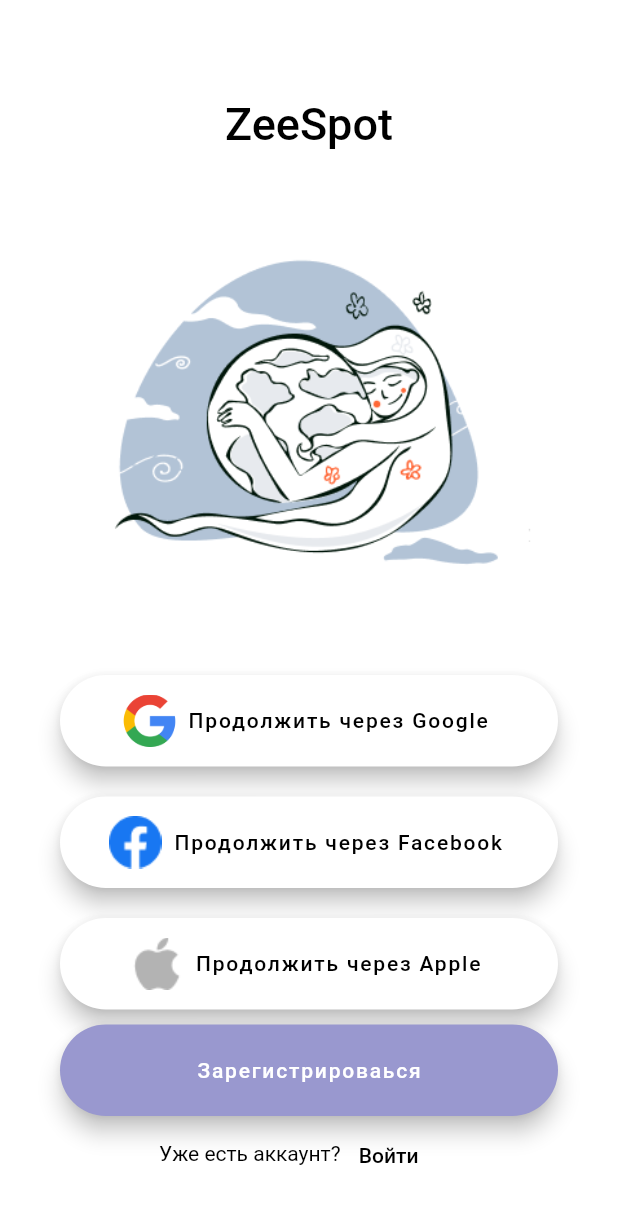
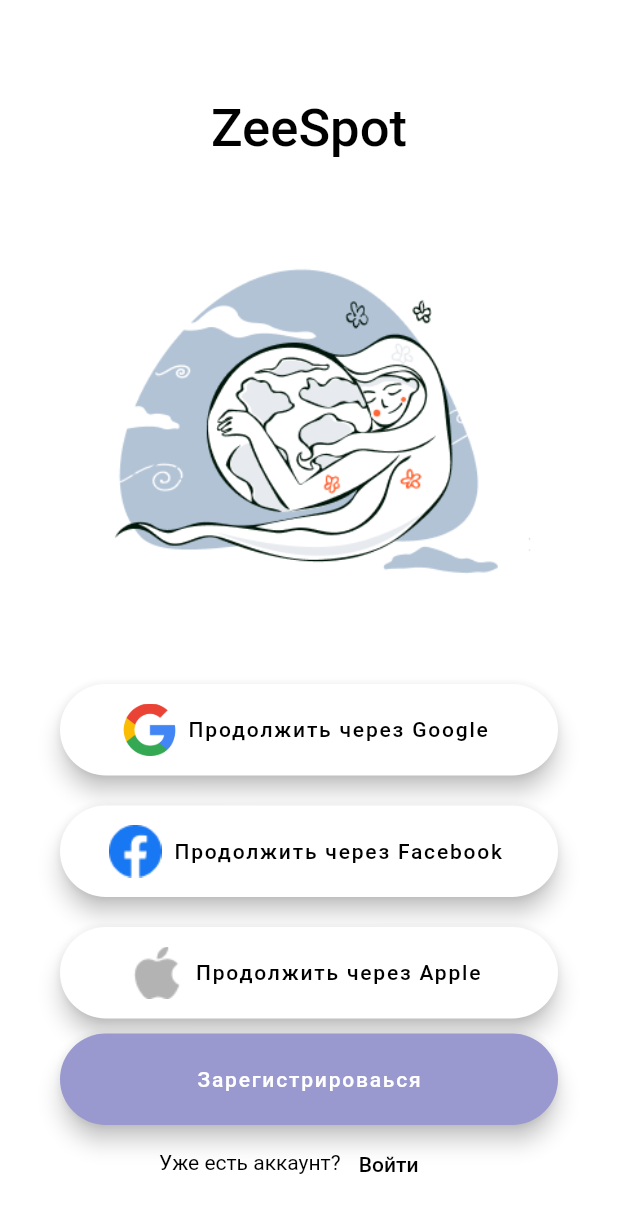
Before and after one commit to Nikita-Viktorovich/ZeeSpotFlutter, a Flutter app: the screen it shows after launch, on a phone screen of 412 x 824 dp. Shown: the top 1213 px of the screen. Run offline on Flutter 3.47's test engine with Material 2 defaults, Android fonts, the phone set to English and light mode, and no system bars; our stand-ins replace adaptive_theme.

Commit message:
добавлены пакеты, изменены размеры шрифтов

```diff
--- a/lib/main.dart
+++ b/lib/main.dart
@@ -1,5 +1,6 @@
-import 'package:ZeeSpot/theme.dart';
+import 'package:ZeeSpot/utils/theme.dart';
 import 'package:adaptive_theme/adaptive_theme.dart';
+import 'package:flutter/cupertino.dart';
 import 'package:flutter/material.dart';
 
 void main() {
@@ -75,7 +76,7 @@ class _LoginGoogleState extends State<LoginGoogleWidget> {
         backgroundColor: Colors.white,
         foregroundColor: Colors.black,
         icon: Image.asset(
-          'assets/images/Google.png',
+          'assets/icons/Google.png',
           width: 35,
           height: 35,
         ),
@@ -102,7 +103,7 @@ class _LoginFacebookState extends State<LoginFacebookWidget> {
         backgroundColor: Colors.white,
         foregroundColor: Colors.black,
         icon: Image.asset(
-          'assets/images/Facebook.png',
+          'assets/icons/Facebook.png',
           height: 35,
           width: 35,
         ),
@@ -129,7 +130,7 @@ class _LoginAppleState extends State<LoginAppleWidget> {
         backgroundColor: Colors.white,
         foregroundColor: Colors.black,
         icon: Image.asset(
-          'assets/images/Apple.png',
+          'assets/icons/Apple.png',
           height: 35,
           width: 35,
         ),
@@ -169,6 +170,7 @@ class _LoginWidgetState extends State<LoginWidget> {
   @override
   Widget build(BuildContext context) {
     return Container(
+      alignment: AlignmentDirectional.center,
       width: 200,
       height: 30,
       margin: EdgeInsets.fromLTRB(0, 10, 0, 0),
--- a/lib/theme.dart
+++ b/lib/utils/theme.dart
@@ -6,7 +6,7 @@ final kLightTheme = ThemeData.light().copyWith(
   textTheme: TextTheme(
     headline6: TextStyle(
       color: Colors.black,
-      fontSize: 30.0,
+      fontSize: 35.0,
     )
   ),
 );
--- a/pubspec.yaml
+++ b/pubspec.yaml
@@ -53,7 +53,9 @@ flutter:
 
   assets:
     - assets/
+    - assets/icons/
     - assets/images/
+
   # An image asset can refer to one or more resolution-specific "variants", see
   # https://flutter.dev/assets-and-images/#resolution-aware.
 
```
Also changed, not shown: assets/icons/Apple.png (renamed from assets/images/Apple.png), assets/icons/Facebook.png (renamed from assets/images/Facebook.png), assets/icons/Google.png (renamed from assets/images/Google.png), lib/screens/registration.dart (added).
